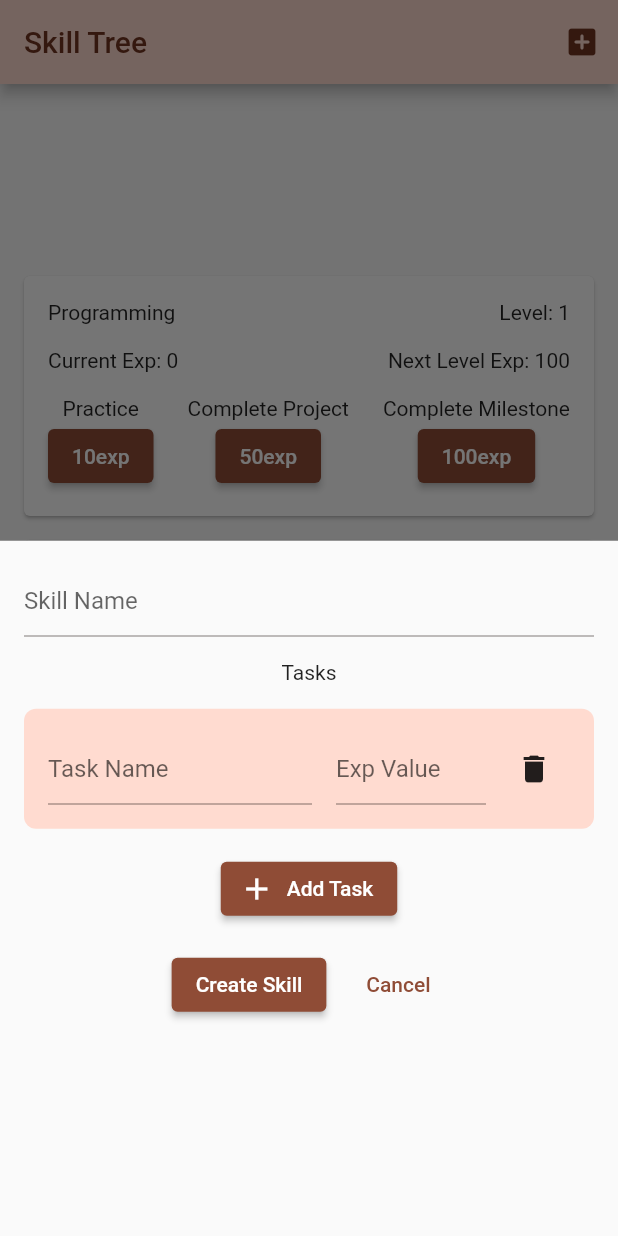
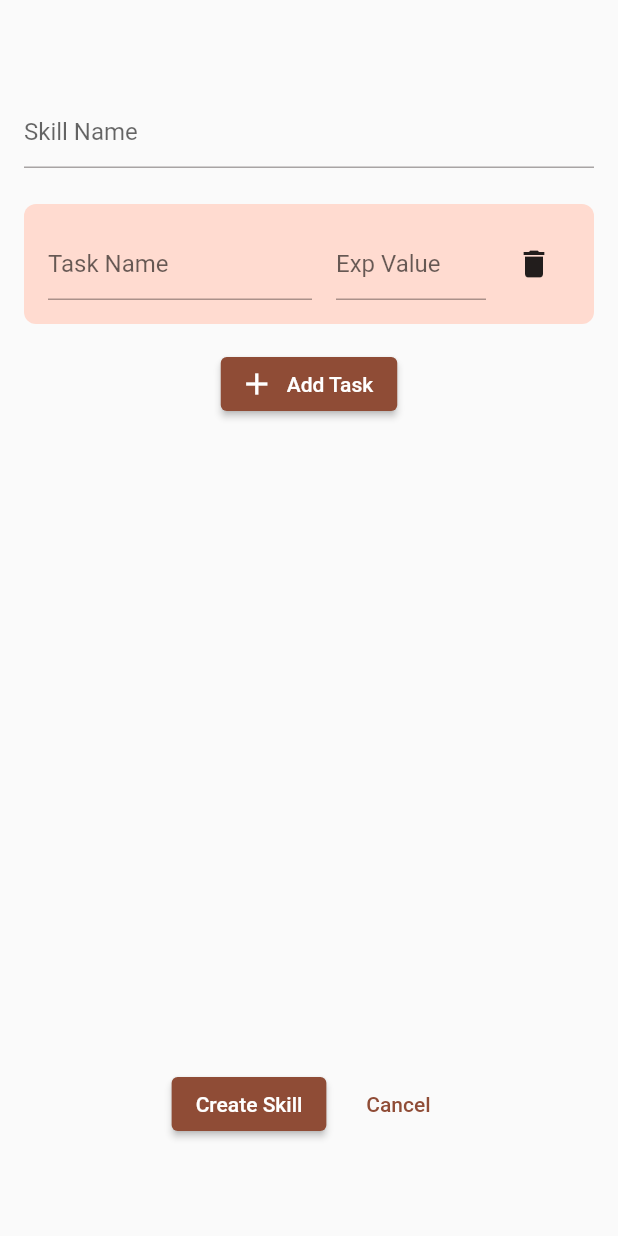
Before and after one commit to Sebsprograms/skill_tree, a Flutter app: the screen it shows after launch, after a tap on the "add box" icon, on a phone screen of 412 x 824 dp. Run offline on Flutter 3.47's test engine with Material 2 defaults, Android fonts, the phone set to English and light mode, and no system bars.

Commit message:
Scrollviews in place, fix task delete error, createSkill functionality

```diff
--- a/lib/models/task.dart
+++ b/lib/models/task.dart
@@ -1,14 +1,17 @@
+import 'package:flutter/material.dart';
 import 'package:uuid/uuid.dart';
 
 const uuid = Uuid();
 
 class Task {
   Task({
-    required this.name,
-    required this.exp,
+    this.name = "",
+    this.exp = 0,
   });
 
   final String id = uuid.v4();
-  final String name;
-  final int exp;
+  final nameController = TextEditingController();
+  final expController = TextEditingController();
+  String name;
+  int exp;
 }
--- a/lib/widgets/new_skill/new_skill_form.dart
+++ b/lib/widgets/new_skill/new_skill_form.dart
@@ -1,9 +1,15 @@
 import 'package:flutter/material.dart';
 import 'package:skill_tree/models/skill.dart';
+import 'package:skill_tree/models/task.dart';
 import 'package:skill_tree/widgets/new_skill/new_task.dart';
 
 class NewSkillForm extends StatefulWidget {
-  const NewSkillForm({super.key});
+  const NewSkillForm({
+    super.key,
+    required this.addSkill,
+  });
+
+  final void Function(Skill skill) addSkill;
 
   @override
   State<NewSkillForm> createState() => _NewSkillFormState();
@@ -11,43 +17,65 @@ class NewSkillForm extends StatefulWidget {
 
 class _NewSkillFormState extends State<NewSkillForm> {
   final skillNameController = TextEditingController();
-  final List<NewTask> tasks = [];
+  List<Task> tasks = [];
   @override
   void initState() {
     super.initState();
-    tasks.add(NewTask(
-      deleteTask: deleteTask,
-      id: uuid.v4(),
-    ));
+    tasks.add(Task());
   }
 
   addTask() {
     setState(() {
-      tasks.add(NewTask(
-        deleteTask: deleteTask,
-        id: uuid.v4(),
-      ));
-      print(uuid.v4());
+      tasks.add(Task());
+    });
+  }
+
+  editTaskName(String id, String name) {
+    setState(() {
+      tasks = tasks.map((task) {
+        if (task.id == id) {
+          task.name = name;
+        }
+        return task;
+      }).toList();
+    });
+  }
+
+  editTaskExp(String id, String exp) {
+    setState(() {
+      tasks = tasks.map((task) {
+        if (task.id == id) {
+          task.exp = int.tryParse(exp) ?? 0;
+        }
+        return task;
+      }).toList();
     });
   }
 
   deleteTask(String id) {
     setState(() {
-      tasks.removeWhere((element) => element.id == id);
+      tasks.removeWhere((task) => task.id == id);
     });
   }
 
   @override
   void dispose() {
     skillNameController.dispose();
+    for (Task task in tasks) {
+      task.nameController.dispose();
+      task.expController.dispose();
+    }
     super.dispose();
   }
 
   @override
   Widget build(BuildContext context) {
-    return Container(
-      padding: const EdgeInsets.all(16),
+    return Scaffold(
+      resizeToAvoidBottomInset: false,
+      body: Container(
+        padding: const EdgeInsets.symmetric(horizontal: 16, vertical: 64),
         child: Column(
+          mainAxisAlignment: MainAxisAlignment.spaceBetween,
           children: [
             TextField(
               controller: skillNameController,
@@ -58,11 +86,17 @@ class _NewSkillFormState extends State<NewSkillForm> {
             const SizedBox(
               height: 16,
             ),
-          Text("Tasks"),
-          const SizedBox(
-            height: 8,
-          ),
-          ...tasks,
+            Expanded(
+              child: SingleChildScrollView(
+                child: Column(children: [
+                  ...tasks
+                      .map((task) => NewTask(
+                            deleteTask: deleteTask,
+                            editTaskName: editTaskName,
+                            editTaskExp: editTaskExp,
+                            task: task,
+                          ))
+                      .toList(),
                   const SizedBox(
                     height: 8,
                   ),
@@ -71,6 +105,9 @@ class _NewSkillFormState extends State<NewSkillForm> {
                     icon: const Icon(Icons.add),
                     label: const Text("Add Task"),
                   ),
+                ]),
+              ),
+            ),
             const SizedBox(
               height: 16,
             ),
@@ -78,7 +115,12 @@ class _NewSkillFormState extends State<NewSkillForm> {
               mainAxisAlignment: MainAxisAlignment.center,
               children: [
                 ElevatedButton(
-                onPressed: () {},
+                  onPressed: () {
+                    widget.addSkill(
+                      Skill(title: skillNameController.text, tasks: tasks),
+                    );
+                    Navigator.pop(context);
+                  },
                   child: const Text("Create Skill"),
                 ),
                 const SizedBox(
@@ -94,6 +136,7 @@ class _NewSkillFormState extends State<NewSkillForm> {
             )
           ],
         ),
+      ),
     );
   }
 }
--- a/lib/widgets/new_skill/new_task.dart
+++ b/lib/widgets/new_skill/new_task.dart
@@ -1,26 +1,25 @@
 import 'package:flutter/material.dart';
+import 'package:skill_tree/models/task.dart';
 
 class NewTask extends StatefulWidget {
-  const NewTask({super.key, required this.deleteTask, required this.id});
+  const NewTask({
+    super.key,
+    required this.task,
+    required this.deleteTask,
+    required this.editTaskName,
+    required this.editTaskExp,
+  });
 
+  final Task task;
   final void Function(String id) deleteTask;
-  final String id;
+  final void Function(String id, String name) editTaskName;
+  final void Function(String id, String exp) editTaskExp;
 
   @override
   State<NewTask> createState() => _NewTaskState();
 }
 
 class _NewTaskState extends State<NewTask> {
-  final taskNameController = TextEditingController();
-  final expController = TextEditingController();
-
-  @override
-  void dispose() {
-    taskNameController.dispose();
-    expController.dispose();
-    super.dispose();
-  }
-
   @override
   Widget build(BuildContext context) {
     return Container(
@@ -34,7 +33,10 @@ class _NewTaskState extends State<NewTask> {
         children: [
           Expanded(
             child: TextField(
-              controller: taskNameController,
+              controller: widget.task.nameController,
+              onChanged: (String name) {
+                widget.editTaskName(widget.task.id, name);
+              },
               decoration: const InputDecoration(
                 hintText: "Task Name",
               ),
@@ -46,7 +48,10 @@ class _NewTaskState extends State<NewTask> {
           SizedBox(
             width: 100,
             child: TextField(
-              controller: expController,
+              controller: widget.task.expController,
+              onChanged: (String exp) {
+                widget.editTaskExp(widget.task.id, exp);
+              },
               keyboardType: TextInputType.number,
               decoration: const InputDecoration(
                 hintText: "Exp Value",
@@ -58,7 +63,7 @@ class _NewTaskState extends State<NewTask> {
           ),
           IconButton(
               onPressed: () {
-                widget.deleteTask(widget.id);
+                widget.deleteTask(widget.task.id);
               },
               icon: const Icon(Icons.delete))
         ],
--- a/lib/widgets/skills.dart
+++ b/lib/widgets/skills.dart
@@ -14,7 +14,7 @@ class Skills extends StatefulWidget {
 }
 
 class _SkillsState extends State<Skills> {
-  List<Skill> testSkills = [
+  List<Skill> skills = [
     Skill(title: "Programming", tasks: [
       Task(name: "Practice", exp: 10),
       Task(name: "Complete Project", exp: 50),
@@ -32,7 +32,7 @@ class _SkillsState extends State<Skills> {
   ];
 
   void increaseExp(String skillId, String taskId) {
-    for (Skill skill in testSkills) {
+    for (Skill skill in skills) {
       if (skill.id == skillId) {
         for (Task task in skill.tasks) {
           if (task.id == taskId) {
@@ -45,10 +45,19 @@ class _SkillsState extends State<Skills> {
     }
   }
 
+  void addSkill(Skill skill) {
+    setState(() {
+      skills.add(skill);
+    });
+  }
+
   void openNewSkillForm() {
     showModalBottomSheet(
+      isScrollControlled: true,
       context: context,
-      builder: (context) => NewSkillForm(),
+      builder: (context) => NewSkillForm(
+        addSkill: addSkill,
+      ),
     );
   }
 
@@ -64,12 +73,12 @@ class _SkillsState extends State<Skills> {
           ),
         ],
       ),
-      body: Center(
+      body: SizedBox(
+        height: double.infinity,
+        child: SingleChildScrollView(
           child: Column(
-          mainAxisAlignment: MainAxisAlignment.center,
-          crossAxisAlignment: CrossAxisAlignment.start,
             children: [
-            ...testSkills
+              ...skills
                   .map((skill) => SkillCard(
                         skill: skill,
                         increaseExp: increaseExp,
@@ -78,6 +87,7 @@ class _SkillsState extends State<Skills> {
             ],
           ),
         ),
+      ),
     );
   }
 }
```
Lines whose indentation alone changed are shown as unchanged.
